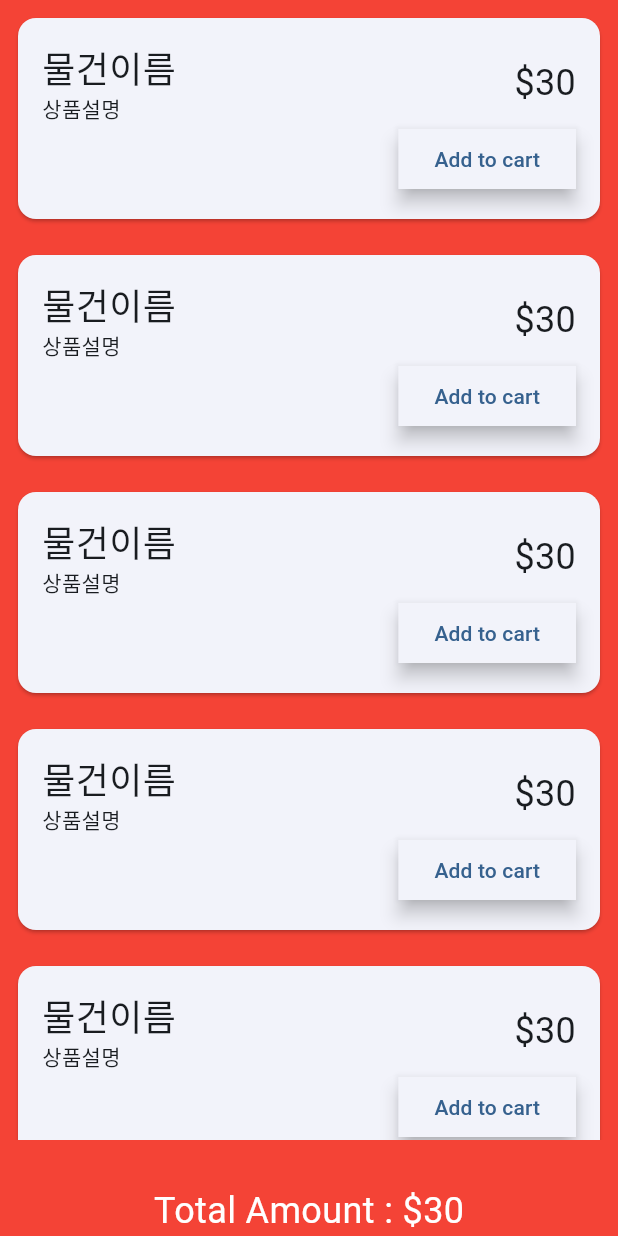
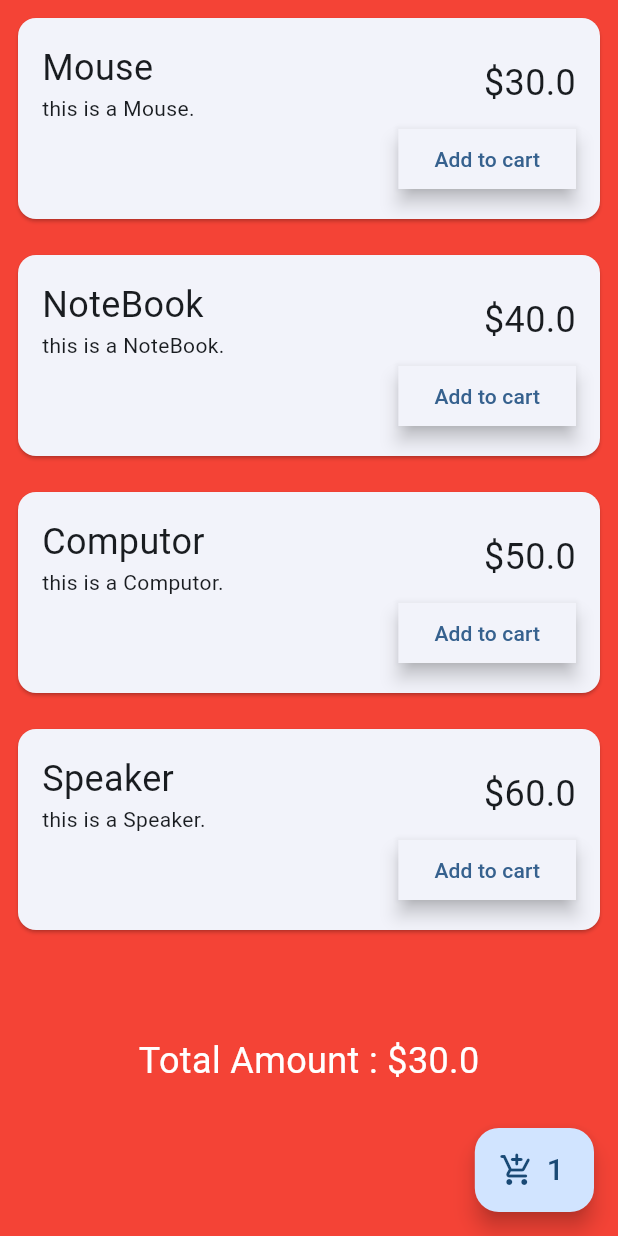
Before and after one commit to hyunchal1098/simple_shopping_app, a Flutter app: the screen it shows after launch, after a tap on "Add to cart", on a phone screen of 412 x 824 dp. Run offline on Flutter 3.47's test engine with Material 3 defaults, Android fonts, the phone set to English and light mode, and no system bars; our stand-ins replace get.

Commit message:
GetX 적용

```diff
--- /dev/null
+++ b/lib/controller/cart_controller.dart
@@ -0,0 +1,17 @@
+import 'package:get/get.dart';
+import 'package:simple_shopping_app/model/product.dart';
+
+class CartController extends GetxController {
+  /// add한 아이템을 담을 Product 타입의 데이터 리스트
+  var cartItems = <Product>[].obs;
+
+  /// late를 제거하면 에러가 발생하는데 totalPrice를 초기화하기전엔 엑세스가 불가능 하므로 late로 나중에 초기화 하겠다고 해줌
+  // late double totalPrice = cartItems.fold(0, (e, item) => e + item.price);
+  /// 위 방법도 있지만 아에 getter로 만들어버려서 사용하는 곳에서, 합계를 getter로 접근할 수 있게함
+  double get totalPrice => cartItems.fold(0, (e, item) => e + item.price);
+  int get count => cartItems.length;
+
+  void addToItem(Product product) {
+    cartItems.add(product);
+  }
+}
--- /dev/null
+++ b/lib/controller/shopping_controller.dart
@@ -0,0 +1,46 @@
+import 'package:get/get.dart';
+import 'package:simple_shopping_app/model/product.dart';
+
+class ShoppingController extends GetxController {
+  /// observable로 해주면 데이터가 변경되면 자동 UI 업데이트
+  var product = <Product>[].obs;
+
+  /// 클래스가 초기화될 때 호출되는 메서드
+  @override
+  void onInit() {
+    super.onInit();
+    fetchData();
+  }
+
+  Future<void> fetchData() async {
+    await Future.delayed(const Duration(seconds: 2));
+    var productData = [
+      Product(
+        id: 1,
+        productName: "Mouse",
+        productDescription: "this is a Mouse.",
+        price: 30,
+      ),
+      Product(
+        id: 2,
+        productName: "NoteBook",
+        productDescription: "this is a NoteBook.",
+        price: 40,
+      ),
+      Product(
+        id: 3,
+        productName: "Computor",
+        productDescription: "this is a Computor.",
+        price: 50,
+      ),
+      Product(
+        id: 4,
+        productName: "Speaker",
+        productDescription: "this is a Speaker.",
+        price: 60,
+      ),
+    ];
+    /// obs인 product에 값 추가(전체 삭제해준후 추가)
+    product.assignAll(productData);
+  }
+}
--- a/lib/main.dart
+++ b/lib/main.dart
@@ -21,14 +21,22 @@ class MyApp extends StatelessWidget {
         /// elevatedButtonTheme
         elevatedButtonTheme: ElevatedButtonThemeData(
           style: ButtonStyle(
+            /// MaterialStateProperty : 다양한 상태에 대해 다양한 스타일을 지정할 수 있도록 하는 것
+            /// resolveWith<Color?> : 버튼 이벤트에 따라 색상지정
             backgroundColor: MaterialStateProperty.resolveWith<Color?>(
+              /// 위젯의 상태를 나타내는 states 객체를 매개변수 받음
               (Set<MaterialState> states) {
+                /// MaterialState.pressed == 위젯이 눌린 상태
                 if (states.contains(MaterialState.pressed)) {
                   return Theme.of(context).colorScheme.primary.withOpacity(0.5);
                 }
+
+                /// 위젯이 눌린 상태가 아니라면 기본 색상 적용
                 return null; // Use the component's default.
               },
             ),
+
+            /// MaterialStateProperty.all() : 위젯의 모든 상태에 대해 동일한 값을 반환
             shape: MaterialStateProperty.all<RoundedRectangleBorder>(
               RoundedRectangleBorder(
                 borderRadius: BorderRadius.circular(0),
@@ -37,7 +45,7 @@ class MyApp extends StatelessWidget {
           ),
         ),
       ),
-      home: const ShoppingPage(),
+      home: ShoppingPage(),
     );
   }
 }
--- a/lib/model/product.dart
+++ b/lib/model/product.dart
@@ -1,10 +1,10 @@
-class product {
+class Product {
   final int id;
   final String productName;
   final String productDescription;
   final double price;
 
-  product({
+  Product({
     required this.id,
     required this.productName,
     required this.productDescription,
--- a/lib/view/shopping_page.dart
+++ b/lib/view/shopping_page.dart
@@ -1,7 +1,12 @@
 import 'package:flutter/material.dart';
+import 'package:get/get.dart';
+import 'package:simple_shopping_app/controller/cart_controller.dart';
+import 'package:simple_shopping_app/controller/shopping_controller.dart';
 
 class ShoppingPage extends StatelessWidget {
-  const ShoppingPage({super.key});
+  ShoppingPage({super.key});
+  final shoppingController = Get.put(ShoppingController());
+  final cartController = Get.put(CartController());
 
   @override
   Widget build(BuildContext context) {
@@ -11,8 +16,11 @@ class ShoppingPage extends StatelessWidget {
         children: [
           /// Column 위젯 내에서 리스트뷰 위젯을 불러올경우 반드시 Expanded로 감싸야 정상출력됨
           Expanded(
-            child: ListView.builder(
-              itemCount: 5,
+            /// GetX가 ShoppingController을 listen -> 데이터 변경시 UI 변경
+            child: GetX<ShoppingController>(
+              builder: (controller) {
+                return ListView.builder(
+                  itemCount: controller.product.length,
                   itemBuilder: (context, index) {
                     return Card(
                       margin: const EdgeInsets.all(12),
@@ -21,24 +29,25 @@ class ShoppingPage extends StatelessWidget {
                         child: Column(
                           crossAxisAlignment: CrossAxisAlignment.end,
                           children: [
-                        const Row(
+                            Row(
                               mainAxisAlignment: MainAxisAlignment.spaceBetween,
                               children: [
                                 Column(
                                   crossAxisAlignment: CrossAxisAlignment.start,
                                   children: [
                                     Text(
-                                  "물건이름",
-                                  style: TextStyle(
+                                      controller.product[index].productName,
+                                      style: const TextStyle(
                                         fontSize: 24,
                                       ),
                                     ),
-                                Text("상품설명"),
+                                    Text(controller
+                                        .product[index].productDescription),
                                   ],
                                 ),
                                 Text(
-                              "\$30",
-                              style: TextStyle(
+                                  "\$${controller.product[index].price}",
+                                  style: const TextStyle(
                                     fontSize: 24,
                                   ),
                                 ),
@@ -51,14 +60,19 @@ class ShoppingPage extends StatelessWidget {
                                   (Set<MaterialState> states) {
                                     // if the button is pressed the elevation is 10.0, if not
                                     // it is 5.0
-                                if (states.contains(MaterialState.pressed)) {
+                                    if (states
+                                        .contains(MaterialState.pressed)) {
                                       return 10.0;
                                     }
                                     return 5.0;
                                   },
                                 ),
                               ),
-                          onPressed: () {},
+                              onPressed: () {
+                                /// CartController가 적용된 GetX UI가 빌드됨
+                                cartController
+                                    .addToItem(controller.product[index]);
+                              },
                               child: const Text("Add to cart"),
                             ),
                           ],
@@ -66,19 +80,42 @@ class ShoppingPage extends StatelessWidget {
                       ),
                     );
                   },
+                );
+              },
             ),
           ),
+
+          /// Total Amount 글자가 FAB와 겹쳐서 위로 올리기 위함
           const SizedBox(
             height: 30,
           ),
-          const Text(
-            "Total Amount : \$30",
-            style: TextStyle(
+          GetX<CartController>(
+            builder: (controller) {
+              return Text(
+                "Total Amount : \$${controller.totalPrice}",
+                style: const TextStyle(
                   fontSize: 24,
                   color: Colors.white,
                 ),
+              );
+            },
+          ),
+          const SizedBox(
+            height: 100,
           )
         ],
+      ),
+      floatingActionButton: FloatingActionButton.extended(
+        onPressed: () {},
+        label: GetX<CartController>(builder: (controller) {
+          return Text(
+            "${controller.count}",
+            style: const TextStyle(
+              fontSize: 20,
+            ),
+          );
+        }),
+        icon: const Icon(Icons.add_shopping_cart_rounded),
       ),
     );
   }
--- a/pubspec.yaml
+++ b/pubspec.yaml
@@ -35,6 +35,7 @@ dependencies:
   # The following adds the Cupertino Icons font to your application.
   # Use with the CupertinoIcons class for iOS style icons.
   cupertino_icons: ^1.0.2
+  get:
 
 dev_dependencies:
   flutter_test:
```
Also changed, not shown: pubspec.lock, 1 other file. Lines whose indentation alone changed are shown as unchanged.
